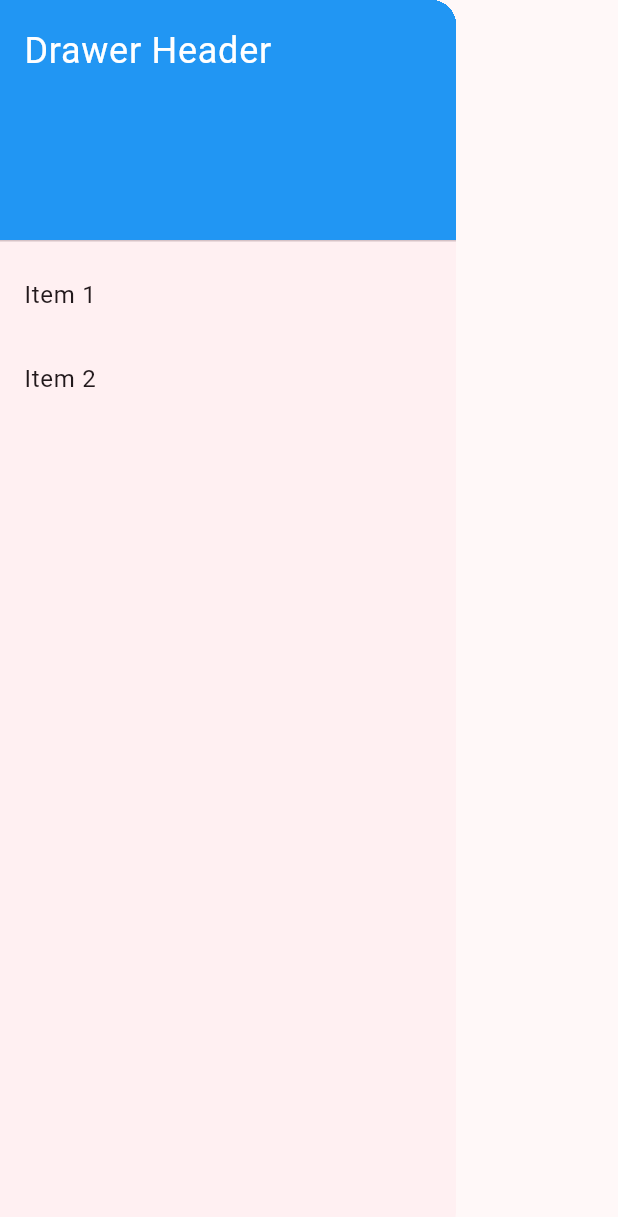
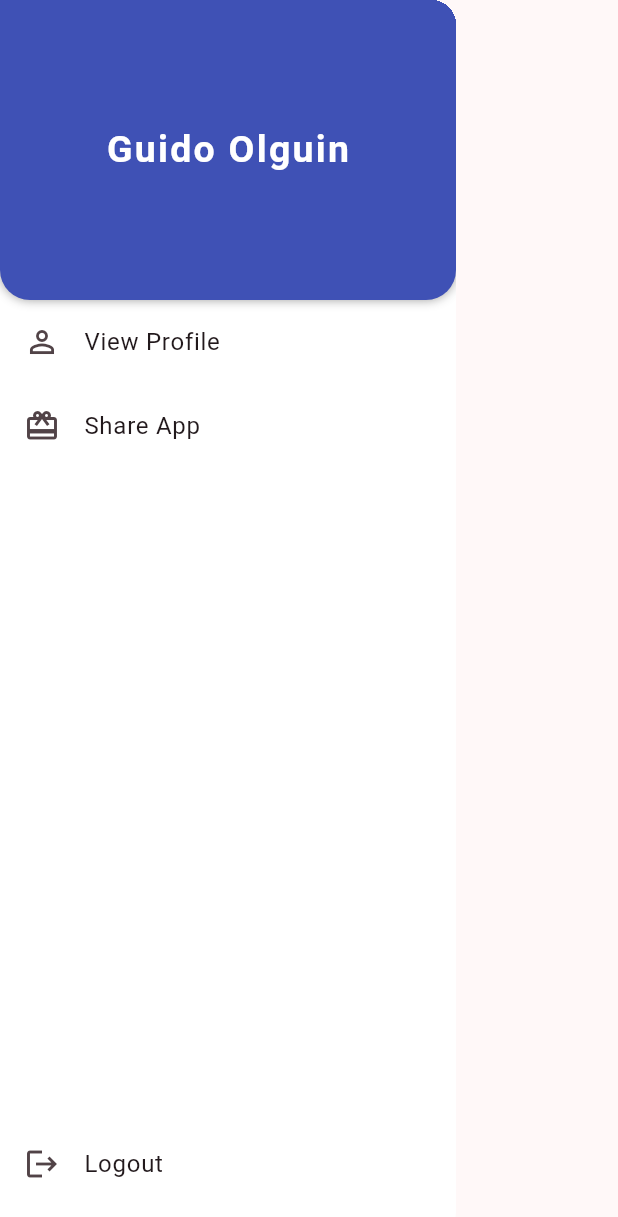
Before and after one commit to Guidotss/drive-mobile, a Flutter app: the CustomDrawer widget shown alone on an empty page, opened directly, on a phone screen of 412 x 824 dp. Shown: the top 1217 px of the screen. Run offline on Flutter 3.47's test engine with Material 3 defaults, Android fonts, the phone set to English and light mode, and no system bars; our stand-ins replace flutter_riverpod, go_router; Roboto replaces fonts that are missing (Nunito Sans).

Commit message:
chore: Update custom drawer UI

```diff
--- a/lib/presentation/widgets/shared/custom_drawer.dart
+++ b/lib/presentation/widgets/shared/custom_drawer.dart
@@ -6,38 +6,64 @@ class CustomDrawer extends StatelessWidget {
   @override
   Widget build(BuildContext context) {
     return Drawer(
-      child: ListView(
+      backgroundColor: Colors.white,
+      child: Column(
+        children: <Widget>[
+          Container(
+            height: 200,
+            decoration: const BoxDecoration(
+                color: Colors.indigo,
+                borderRadius: BorderRadius.only(
+                  bottomLeft: Radius.circular(20),
+                  bottomRight: Radius.circular(20),
+                ),
+                boxShadow: [
+                  BoxShadow(
+                    color: Colors.grey,
+                    blurRadius: 5.0,
+                  ),
+                ]),
+            margin: EdgeInsets.zero,
             padding: EdgeInsets.zero,
-        children: <Widget>[
-          const DrawerHeader(
-            decoration: BoxDecoration(
-              color: Colors.blue,
-            ),
+            child: const Center(
               child: Text(
-              'Drawer Header',
+                'Guido Olguin',
                 style: TextStyle(
                   color: Colors.white,
-                fontSize: 24,
+                  fontSize: 25,
+                  fontWeight: FontWeight.bold,
+                  letterSpacing: 1.5,
                 ),
               ),
             ),
+          ),
+          Expanded(
+            child: ListView(
+              padding: EdgeInsets.zero,
+              children: [
                 ListTile(
-            title: const Text('Item 1'),
+                  leading: const Icon(Icons.person_outline),
+                  title: const Text('View Profile'),
                   onTap: () {
-              // Update the state of the app
-              // ...
-              // Then close the drawer
-              Navigator.pop(context);
+                    // Add your logic here
                   },
                 ),
                 ListTile(
-            title: const Text('Item 2'),
-            onTap: () {
-              // Update the state of the app
-              // ...
-              // Then close the drawer
-              Navigator.pop(context);
-            },
+                  leading: const Icon(Icons.card_giftcard_outlined),
+                  title: const Text('Share App'),
+                  onTap: () {},
+                ),
+                // Add more ListTiles if needed
+              ],
+            ),
+          ),
+          Container(
+            margin: const EdgeInsets.only(bottom: 20),
+            child: const ListTile(
+              leading: Icon(Icons.logout),
+              title: Text('Logout'),
+              onTap: null,
+            ),
           ),
         ],
       ),
```
Lines whose indentation alone changed are shown as unchanged.
